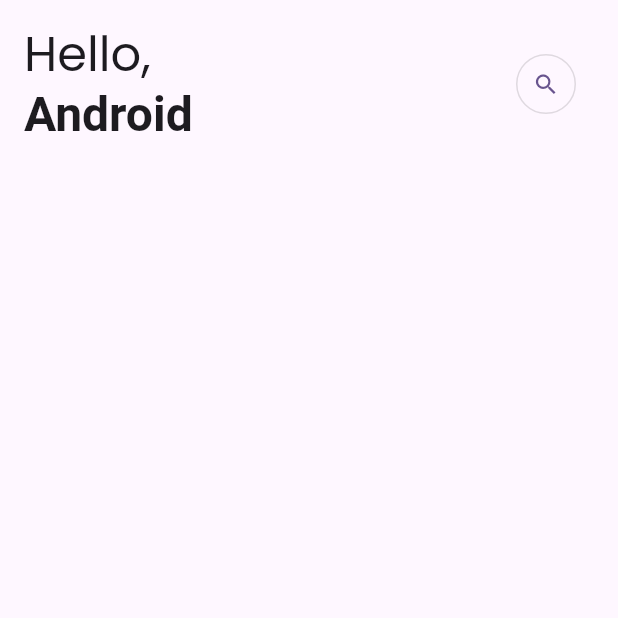
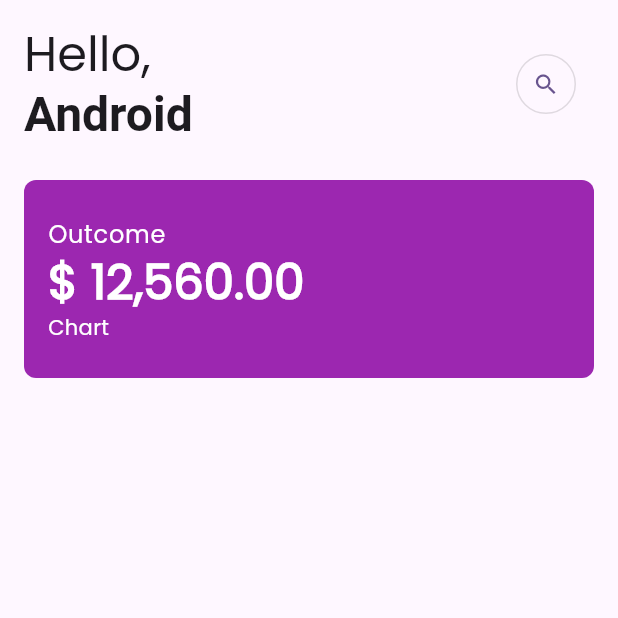
Before and after one commit to harundemir918/expense_tracker_flutter, a Flutter app: the screen it shows after launch, on a phone screen of 412 x 824 dp, the top half of it. Run offline on Flutter 3.47's test engine with Material 3 defaults, Android fonts, the phone set to English and light mode, and no system bars.

Commit message:
feat: add home outcome section

```diff
--- a/lib/features/home/presentation/pages/home_page.dart
+++ b/lib/features/home/presentation/pages/home_page.dart
@@ -1,3 +1,4 @@
+import 'package:expense_tracker/features/home/presentation/widgets/home_outcome.dart';
 import 'package:expense_tracker/features/home/presentation/widgets/home_top_section.dart';
 import 'package:flutter/material.dart';
 
@@ -14,6 +15,7 @@
             child: Column(
               children: [
                 HomeTopSection(),
+                HomeOutcome(),
               ],
             ),
           ),
--- /dev/null
+++ b/lib/features/home/presentation/widgets/home_outcome.dart
@@ -0,0 +1,36 @@
+import 'package:expense_tracker/features/home/presentation/widgets/home_outcome_chart.dart';
+import 'package:expense_tracker/features/home/presentation/widgets/home_outcome_title.dart';
+import 'package:expense_tracker/features/home/presentation/widgets/home_outcome_total.dart';
+import 'package:flutter/material.dart';
+
+class HomeOutcome extends StatelessWidget {
+  const HomeOutcome({
+    super.key,
+  });
+
+  @override
+  Widget build(BuildContext context) {
+    return Container(
+      width: double.infinity,
+      margin: const EdgeInsets.symmetric(
+        vertical: 24.0,
+      ),
+      padding: const EdgeInsets.symmetric(
+        horizontal: 16.0,
+        vertical: 24.0,
+      ),
+      decoration: BoxDecoration(
+        color: Colors.purple,
+        borderRadius: BorderRadius.circular(8.0),
+      ),
+      child: const Column(
+        crossAxisAlignment: CrossAxisAlignment.start,
+        children: [
+          HomeOutcomeTitle(),
+          HomeOutcomeTotal(),
+          HomeOutcomeChart(),
+        ],
+      ),
+    );
+  }
+}
--- /dev/null
+++ b/lib/features/home/presentation/widgets/home_outcome_chart.dart
@@ -0,0 +1,17 @@
+import 'package:flutter/material.dart';
+
+class HomeOutcomeChart extends StatelessWidget {
+  const HomeOutcomeChart({
+    super.key,
+  });
+
+  @override
+  Widget build(BuildContext context) {
+    return const Text(
+      'Chart',
+      style: TextStyle(
+        color: Colors.white,
+      ),
+    );
+  }
+}
--- /dev/null
+++ b/lib/features/home/presentation/widgets/home_outcome_title.dart
@@ -0,0 +1,17 @@
+import 'package:flutter/material.dart';
+
+class HomeOutcomeTitle extends StatelessWidget {
+  const HomeOutcomeTitle({
+    super.key,
+  });
+
+  @override
+  Widget build(BuildContext context) {
+    return Text(
+      'Outcome',
+      style: Theme.of(context).textTheme.bodyLarge?.copyWith(
+            color: Colors.white,
+          ),
+    );
+  }
+}
--- /dev/null
+++ b/lib/features/home/presentation/widgets/home_outcome_total.dart
@@ -0,0 +1,18 @@
+import 'package:flutter/material.dart';
+
+class HomeOutcomeTotal extends StatelessWidget {
+  const HomeOutcomeTotal({
+    super.key,
+  });
+
+  @override
+  Widget build(BuildContext context) {
+    return Text(
+      '\$ 12,560.00',
+      style: Theme.of(context).textTheme.headlineLarge?.copyWith(
+            color: Colors.white,
+            fontWeight: FontWeight.bold,
+          ),
+    );
+  }
+}
```
